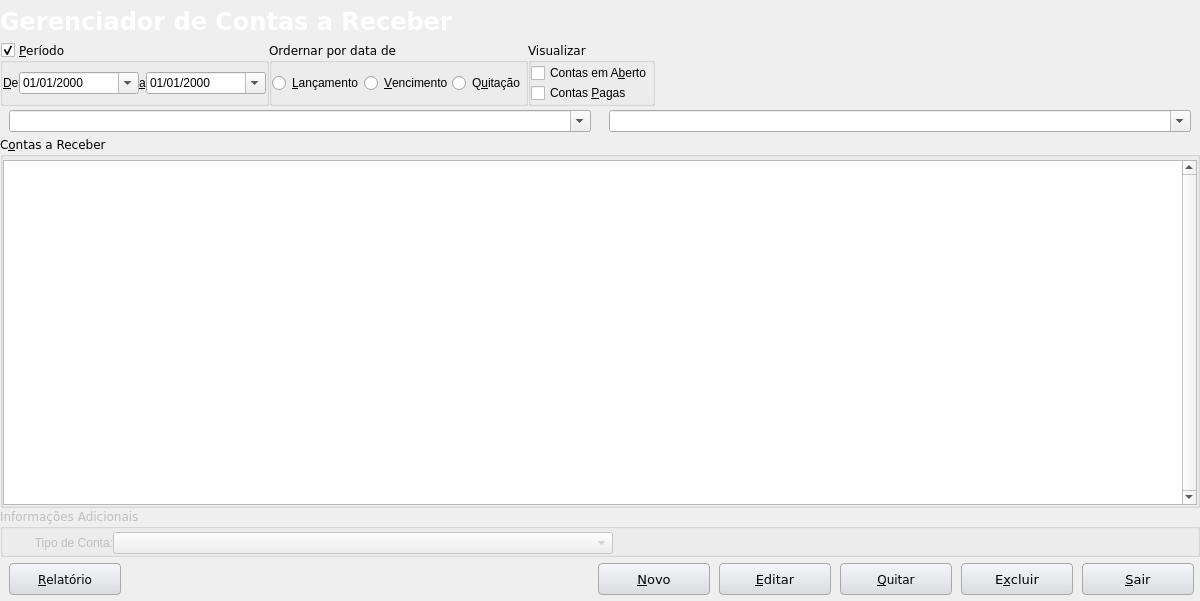
Qt form Projects/Blink/Plugins/financier/accounttoreceivemanager.ui (MarcoBueno1/qrad) before a commit.
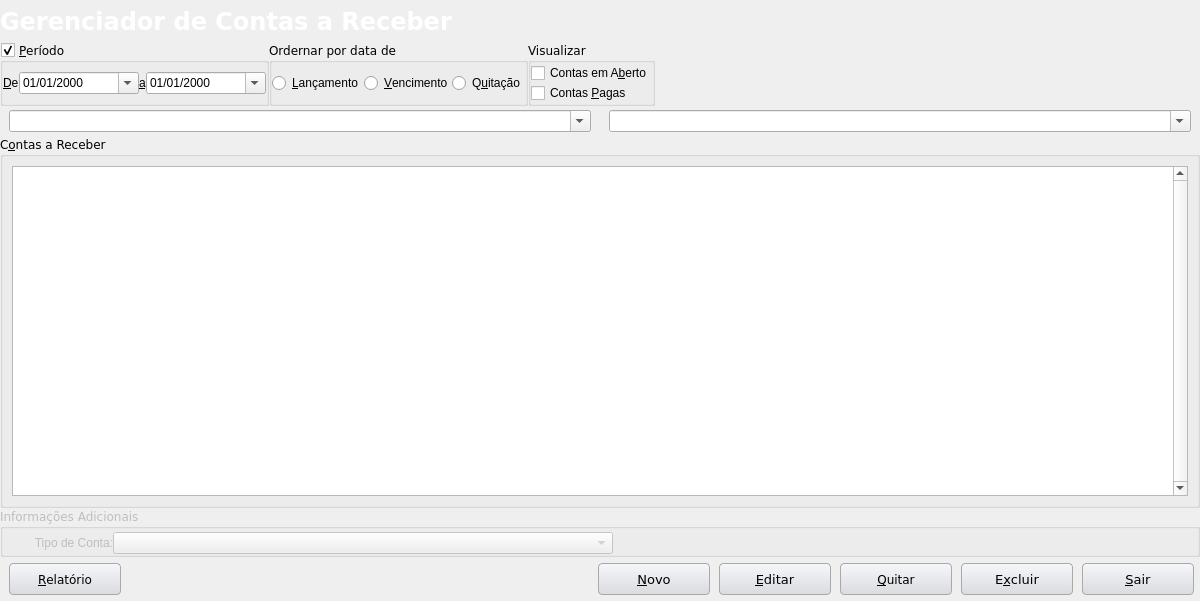
The same form after that commit. Icons and pictures are not drawn. Custom widgets are drawn as their Qt base class.

```diff
--- a/Projects/Blink/Plugins/financier/accounttoreceivemanager.ui
+++ b/Projects/Blink/Plugins/financier/accounttoreceivemanager.ui
@@ -448,19 +448,19 @@
      </property>
      <layout class="QGridLayout" name="gridLayout">
       <property name="leftMargin">
-       <number>0</number>
+       <number>9</number>
       </property>
       <property name="topMargin">
-       <number>3</number>
+       <number>9</number>
       </property>
       <property name="rightMargin">
-       <number>0</number>
+       <number>9</number>
       </property>
       <property name="bottomMargin">
-       <number>0</number>
+       <number>9</number>
       </property>
       <property name="spacing">
-       <number>0</number>
+       <number>6</number>
       </property>
       <item row="0" column="0">
        <widget class="QTableView" name="tableViewAccountToReceive">
@@ -496,11 +496,20 @@
         <property name="selectionBehavior">
          <enum>QAbstractItemView::SelectRows</enum>
         </property>
+        <attribute name="horizontalHeaderDefaultSectionSize">
+         <number>50</number>
+        </attribute>
+        <attribute name="horizontalHeaderMinimumSectionSize">
+         <number>20</number>
+        </attribute>
         <attribute name="verticalHeaderVisible">
          <bool>false</bool>
         </attribute>
         <attribute name="verticalHeaderDefaultSectionSize">
-         <number>25</number>
+         <number>20</number>
+        </attribute>
+        <attribute name="verticalHeaderMinimumSectionSize">
+         <number>18</number>
         </attribute>
        </widget>
       </item>
```
Left out of the diff: 10 changed lines with no effect on the pictures.
